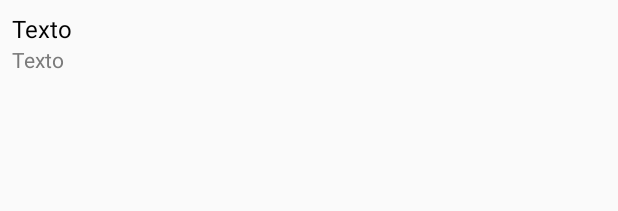
After one commit to DanielHernandez627/MedicineApp, an Android app: the layout item_historial.xml on its own in the app's theme, with its tools: preview values and no code run, on a phone screen of 412 x 824 dp. The commit adds this screen. Shown: the top 211 px of the screen. Run offline under Robolectric (Android 15) with nearby library versions, the phone set to English and light mode, and no system bars.

Commit message:
Finalizacion pantalla historial y medicamento. Modificacion AndroidManifest

```diff
--- a/Aplicacion/app/src/main/java/com/madicine/deliverycontrol/Services/HistoryService.kt
+++ b/Aplicacion/app/src/main/java/com/madicine/deliverycontrol/Services/HistoryService.kt
@@ -23,7 +23,7 @@ object HistoryService {
             // Crea el objeto JSON con los datos
             val jsonObject = JSONObject()
             jsonObject.put("U_Uid", uuid)
-            jsonObject.put("top",5)
+            jsonObject.put("top",10)
 
             // Escribe el JSON en el OutputStream
             OutputStreamWriter(connection.outputStream).use { writer ->
--- a/Aplicacion/app/src/main/java/com/madicine/deliverycontrol/viewModels/HistorialViewModel.kt
+++ b/Aplicacion/app/src/main/java/com/madicine/deliverycontrol/viewModels/HistorialViewModel.kt
@@ -39,7 +39,7 @@ class HistorialViewModel : ViewModel() {
 
                     val medicamento = MedicamentosConsulta(
                         idMedicamento = medicamentoObject.getInt("Id_Medicamento"),
-                        nombreMedicamento = medicamentoObject.getString("NombreUsuario"),
+                        nombreMedicamento = medicamentoObject.getString("NombreMedicamento"),
                         fechaConsulta = medicamentoObject.getString("FechaConsulta")
                     )
 
--- a/Aplicacion/app/src/main/res/layout/activity_menu_principal.xml
+++ b/Aplicacion/app/src/main/res/layout/activity_menu_principal.xml
@@ -72,7 +72,7 @@
         android:textSize="13sp"
         android:textStyle="bold"
         app:layout_constraintEnd_toStartOf="@+id/imgUser"
-        app:layout_constraintHorizontal_bias="0.521"
+        app:layout_constraintHorizontal_bias="0.296"
         app:layout_constraintStart_toStartOf="@+id/imgFondo"
         app:layout_constraintTop_toTopOf="@+id/imgFondo" />
 
--- /dev/null
+++ b/Aplicacion/app/src/main/res/layout/item_historial.xml
@@ -0,0 +1,24 @@
+<?xml version="1.0" encoding="utf-8"?>
+<LinearLayout
+    xmlns:android="http://schemas.android.com/apk/res/android"
+    android:layout_width="match_parent"
+    android:layout_height="wrap_content"
+    android:orientation="vertical"
+    android:padding="8dp">
+
+    <TextView
+        android:id="@+id/tlHMedicamento"
+        android:layout_width="wrap_content"
+        android:layout_height="wrap_content"
+        android:text="@string/tlUsuario"
+        android:textSize="16sp"
+        android:textColor="@color/black"/>
+
+    <TextView
+        android:id="@+id/tlHFecha"
+        android:layout_width="wrap_content"
+        android:layout_height="wrap_content"
+        android:text="@string/tlUsuario"
+        android:textSize="14sp"
+        android:textColor="@color/fechaGray"/>
+</LinearLayout>
--- a/Aplicacion/app/src/main/res/values/colors.xml
+++ b/Aplicacion/app/src/main/res/values/colors.xml
@@ -9,4 +9,5 @@
     <color name="textMPrincipal">#043B5C</color>
     <color name="principalBeige">#F5F7DC</color>
     <color name="boderGray">#F0F0E8</color>
+    <color name="fechaGray">#7A7A7A</color>
 </resources>
--- a/Aplicacion/app/src/main/res/values/strings.xml
+++ b/Aplicacion/app/src/main/res/values/strings.xml
@@ -1,5 +1,5 @@
 <resources>
-    <string name="app_name">deliverycontrol</string>
+    <string name="app_name">Mdcs</string>
     <string name="tlPrincipal">Bienvenidos, MDCS</string>
     <string name="tlSegundario">Medicine Delivery Control System.</string>
     <string name="btnPrincipal">Iniciar</string>
@@ -41,4 +41,8 @@
     <!--Consulta Medicamentos -->
     <string name="tlPrincipalMedicamentos">Tu Medicamento</string>
     <!--Consulta Medicamentos -->
+
+    <!--Historial -->
+    <string name="tlPrincipalHistorial">Tu Historial</string>
+    <!--Historial -->
 </resources>
```
Also changed, not shown: Aplicacion/app/src/main/AndroidManifest.xml (+5 -2 lines), Aplicacion/app/src/main/java/com/madicine/deliverycontrol/Historic.kt (added, +92 -0 lines), Aplicacion/app/src/main/java/com/madicine/deliverycontrol/MenuPrincipal.kt (+10 -2 lines), Aplicacion/app/src/main/res/layout/activity_historic.xml (added, +32 -0 lines), Aplicacion/app/src/main/res/drawable/medicinneapp.png (deleted).
